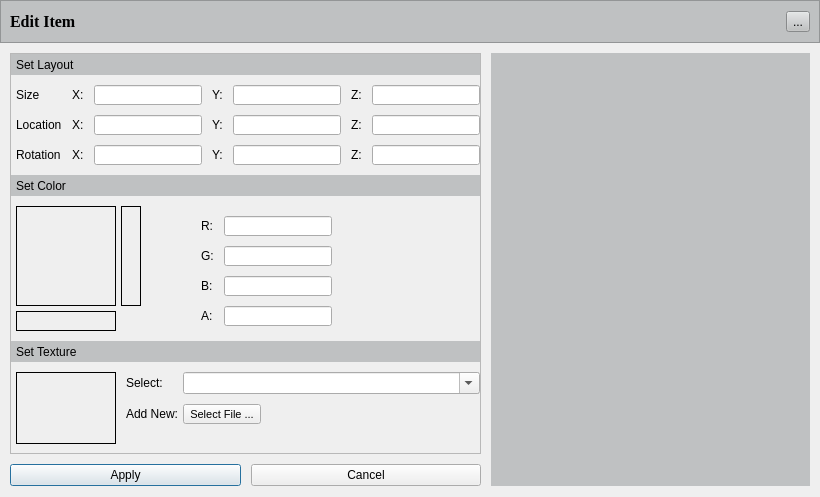
Before: the Qt Designer form Dev/OSG/Src/ShopScene/libShopEditor/PopUpGUIs/EditItem/VREditItemPlate3D_GUI.ui in octaviansoldea/VRShop, drawn with Qt 5.
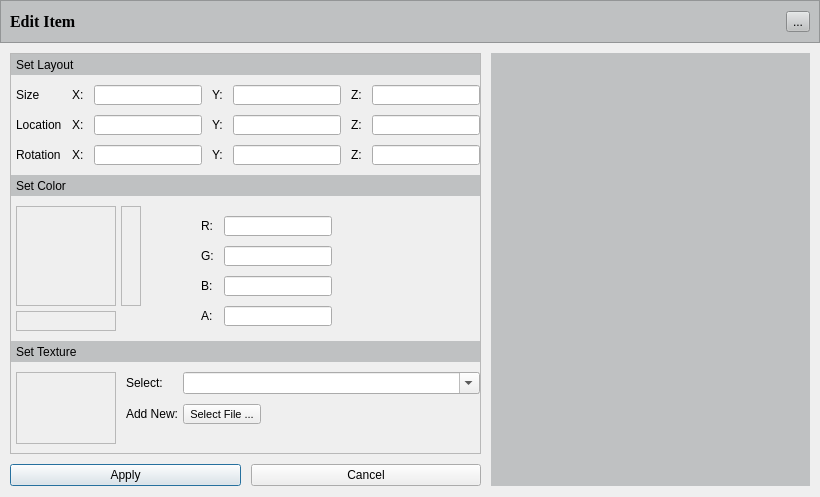
After: the same form once the commit is applied. Icons and pictures are not drawn. Custom widgets are drawn as their Qt base class.

```diff
--- a/Dev/OSG/Src/ShopScene/libShopEditor/PopUpGUIs/EditItem/VREditItemPlate3D_GUI.ui
+++ b/Dev/OSG/Src/ShopScene/libShopEditor/PopUpGUIs/EditItem/VREditItemPlate3D_GUI.ui
@@ -437,7 +437,7 @@
                     </size>
                    </property>
                    <property name="frameShape">
-                    <enum>QFrame::Box</enum>
+                    <enum>QFrame::StyledPanel</enum>
                    </property>
                    <property name="text">
                     <string/>
@@ -459,7 +459,7 @@
                     </size>
                    </property>
                    <property name="frameShape">
-                    <enum>QFrame::Box</enum>
+                    <enum>QFrame::StyledPanel</enum>
                    </property>
                    <property name="text">
                     <string/>
@@ -483,7 +483,7 @@
                   </size>
                  </property>
                  <property name="frameShape">
-                  <enum>QFrame::Box</enum>
+                  <enum>QFrame::StyledPanel</enum>
                  </property>
                  <property name="text">
                   <string/>
@@ -641,7 +641,7 @@
                 </size>
                </property>
                <property name="frameShape">
-                <enum>QFrame::Box</enum>
+                <enum>QFrame::StyledPanel</enum>
                </property>
                <property name="text">
                 <string/>
```
